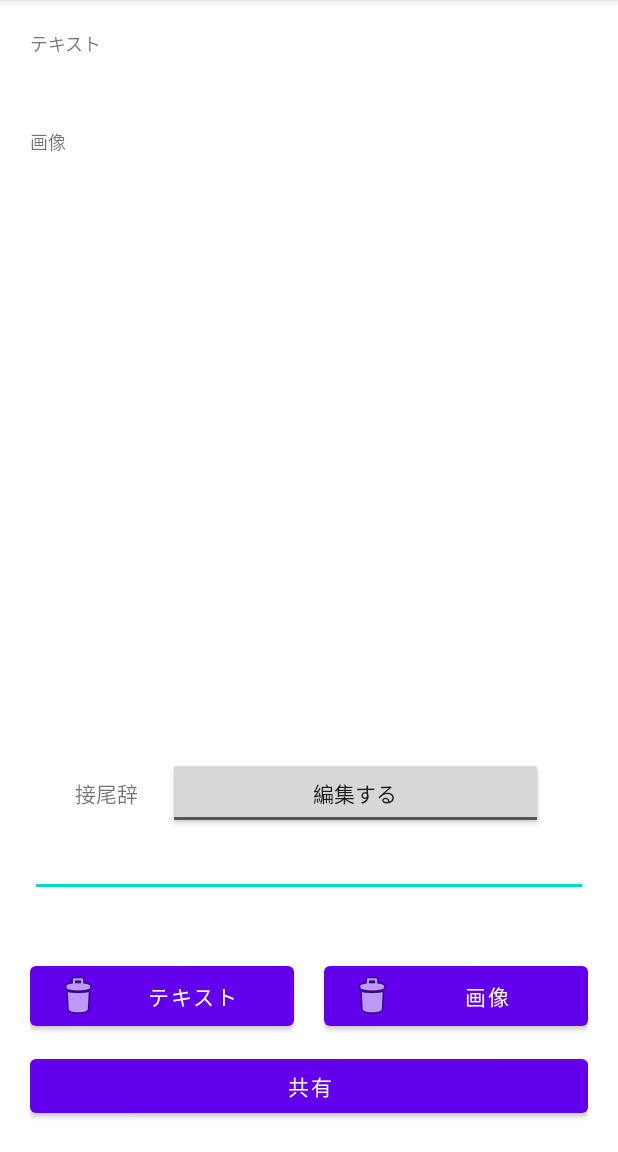
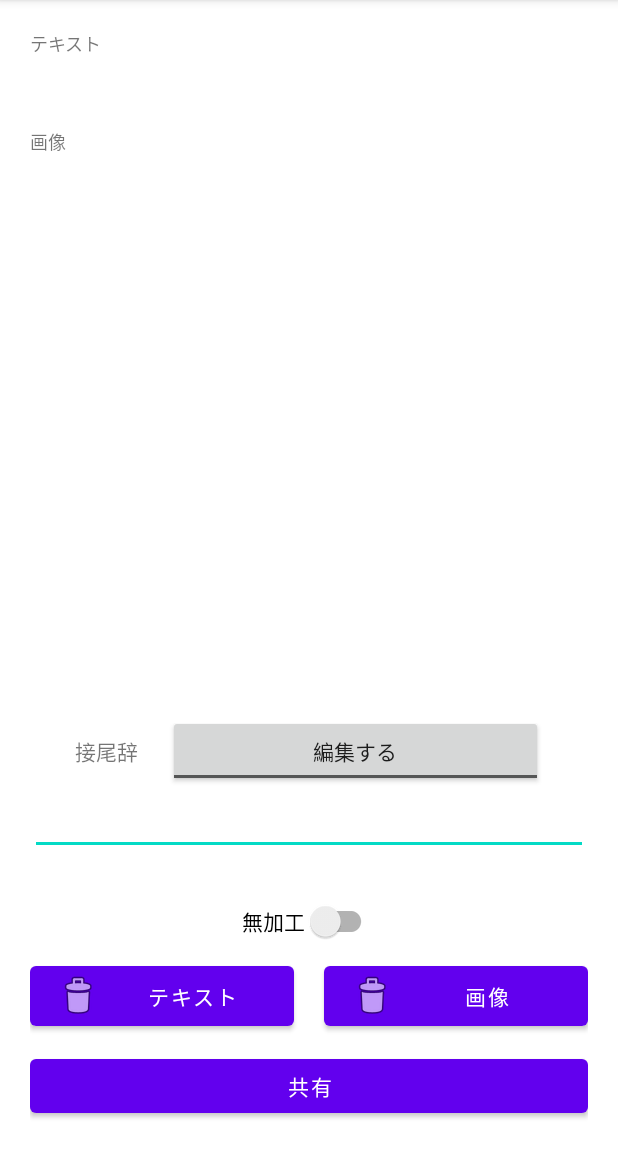
Before and after one commit to u1tramarinet/YouTubeMusicShareHelper, an Android app: the screen it shows after launch (MainActivity), on a phone screen of 412 x 824 dp, the part 84-1236 px from its top. Run offline under Robolectric (Android 15) with nearby library versions, the phone set to English and light mode, and no system bars; our stand-ins replace data binding; libraries missing offline, so code that uses them is left out: androidx.palette.graphics.

Commit message:
Update and refactor

```diff
--- a/app/src/main/java/com/u1tramarinet/youtubemusicsharehelper/MainActivity.java
+++ b/app/src/main/java/com/u1tramarinet/youtubemusicsharehelper/MainActivity.java
@@ -3,6 +3,7 @@ package com.u1tramarinet.youtubemusicsharehelper;
 import androidx.annotation.NonNull;
 import androidx.annotation.Nullable;
 import androidx.appcompat.app.AppCompatActivity;
+import androidx.lifecycle.Observer;
 import androidx.lifecycle.ViewModelProvider;
 
 import android.content.Intent;
@@ -20,14 +21,11 @@ public class MainActivity extends AppCompatActivity {
         setContentView(R.layout.activity_main);
         viewModel = new ViewModelProvider(this).get(MainViewModel.class);
         viewModel.shareEvent().observe(this, this::shareText);
+        viewModel.suffixInputEnabled().observe(this, enabled -> {
+            if (!enabled) saveSuffix();
+        });
         viewModel.handleIntent(getIntent());
         viewModel.updateSuffix(obtainSavedSuffix());
-    }
-
-    @Override
-    protected void onPause() {
-        super.onPause();
-        saveSuffix();
     }
 
     @Override
@@ -42,7 +40,6 @@ public class MainActivity extends AppCompatActivity {
         intent.setType("text/plain");
         intent.putExtras(extras);
         startActivity(intent);
-        saveSuffix();
     }
 
     private void saveSuffix() {
--- a/app/src/main/res/layout/fragment_main.xml
+++ b/app/src/main/res/layout/fragment_main.xml
@@ -98,13 +98,24 @@
             android:id="@+id/suffix_input"
             android:layout_width="match_parent"
             android:layout_height="wrap_content"
-            android:layout_marginBottom="40dp"
+            android:layout_marginBottom="20dp"
             android:enabled="@{viewModel.suffixInputEnabled()}"
             android:importantForAutofill="no"
             android:inputType="text"
             android:text="@={viewModel.previewSuffix()}"
+            app:layout_constraintBottom_toTopOf="@id/raw"
+            tools:ignore="LabelFor" />
+
+        <androidx.appcompat.widget.SwitchCompat
+            android:id="@+id/raw"
+            android:layout_width="wrap_content"
+            android:layout_height="wrap_content"
+            android:checked="@={viewModel.isPreviewTextRaw()}"
+            android:onCheckedChanged="@{(button, checked) -> viewModel.updateIsPreviewTextRaw(checked)}"
+            android:text="@string/raw"
             app:layout_constraintBottom_toTopOf="@id/clear_text"
-            tools:ignore="LabelFor" />
+            app:layout_constraintEnd_toEndOf="parent"
+            app:layout_constraintStart_toStartOf="parent" />
 
         <Button
             android:id="@+id/clear_text"
--- a/app/src/main/res/values/strings.xml
+++ b/app/src/main/res/values/strings.xml
@@ -7,4 +7,5 @@
     <string name="inputting">入力中</string>
     <string name="registered">編集する</string>
     <string name="key_suffix">suffix</string>
+    <string name="raw">無加工</string>
 </resources>
--- a/build.gradle
+++ b/build.gradle
@@ -5,7 +5,7 @@ buildscript {
         mavenCentral()
     }
     dependencies {
-        classpath "com.android.tools.build:gradle:7.0.2"
+        classpath 'com.android.tools.build:gradle:7.0.3'
 
         // NOTE: Do not place your application dependencies here; they belong
         // in the individual module build.gradle files
```
Also changed, not shown: app/src/main/java/com/u1tramarinet/youtubemusicsharehelper/MainViewModel.java (+33 -8 lines).
